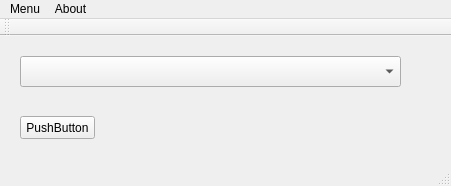
Karozabr/QuizTest, file startwindow.ui: the form before one commit.
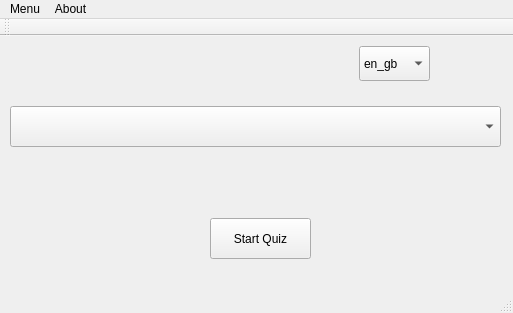
The form after the commit.

Diff of the .ui file:
```diff
--- a/startwindow.ui
+++ b/startwindow.ui
@@ -6,8 +6,8 @@
    <rect>
     <x>0</x>
     <y>0</y>
-    <width>451</width>
-    <height>186</height>
+    <width>513</width>
+    <height>313</height>
    </rect>
   </property>
   <property name="windowTitle">
@@ -17,33 +17,53 @@
    <widget class="QPushButton" name="pushStartTest">
     <property name="geometry">
      <rect>
-      <x>20</x>
-      <y>80</y>
-      <width>75</width>
-      <height>23</height>
+      <x>210</x>
+      <y>182</y>
+      <width>101</width>
+      <height>41</height>
      </rect>
     </property>
     <property name="text">
-     <string>PushButton</string>
+     <string>Start Quiz</string>
     </property>
    </widget>
    <widget class="QComboBox" name="comboTestSelect">
     <property name="geometry">
      <rect>
-      <x>20</x>
-      <y>20</y>
-      <width>381</width>
-      <height>31</height>
+      <x>10</x>
+      <y>70</y>
+      <width>491</width>
+      <height>41</height>
      </rect>
     </property>
    </widget>
+   <widget class="QComboBox" name="comboLang">
+    <property name="geometry">
+     <rect>
+      <x>359</x>
+      <y>10</y>
+      <width>71</width>
+      <height>35</height>
+     </rect>
+    </property>
+    <item>
+     <property name="text">
+      <string>en_gb</string>
+     </property>
+    </item>
+    <item>
+     <property name="text">
+      <string>ru_ru</string>
+     </property>
+    </item>
+   </widget>
   </widget>
   <widget class="QMenuBar" name="menuBar">
    <property name="geometry">
     <rect>
      <x>0</x>
      <y>0</y>
-     <width>451</width>
+     <width>513</width>
      <height>21</height>
     </rect>
    </property>
@@ -53,7 +73,10 @@
     </property>
     <addaction name="actionExit"/>
    </widget>
-   <widget class="QMenu" name="menuAbout">
+   <widget class="QMenu" name="menuInfo">
+    <property name="locale">
+     <locale language="English" country="UnitedKingdom"/>
+    </property>
     <property name="title">
      <string>About</string>
     </property>
@@ -61,7 +84,7 @@
     <addaction name="actionAbout"/>
    </widget>
    <addaction name="menuMain"/>
-   <addaction name="menuAbout"/>
+   <addaction name="menuInfo"/>
   </widget>
   <widget class="QToolBar" name="mainToolBar">
    <attribute name="toolBarArea">
```
Left out of the diff: 12 changed lines with no effect on the pictures.
